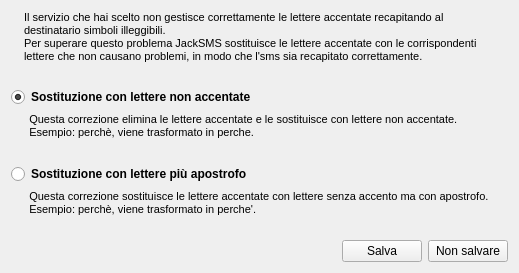
The window that avvisoaccentidialog.ui (freesmee/freesmee-desktop) describes before a commit, drawn with Qt 5.
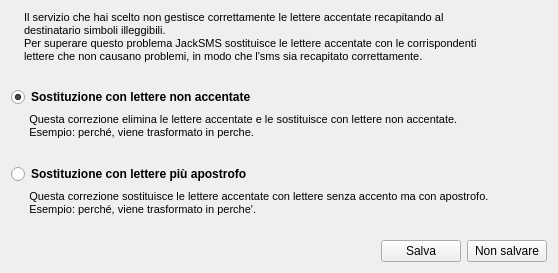
The same window after the commit. Icons and pictures are not drawn.

What changed in the file:
```diff
--- a/avvisoaccentidialog.ui
+++ b/avvisoaccentidialog.ui
@@ -6,7 +6,7 @@
    <rect>
     <x>0</x>
     <y>0</y>
-    <width>519</width>
+    <width>558</width>
     <height>273</height>
    </rect>
   </property>
@@ -95,9 +95,9 @@
         <string>&lt;!DOCTYPE HTML PUBLIC &quot;-//W3C//DTD HTML 4.0//EN&quot; &quot;http://www.w3.org/TR/REC-html40/strict.dtd&quot;&gt;
 &lt;html&gt;&lt;head&gt;&lt;meta name=&quot;qrichtext&quot; content=&quot;1&quot; /&gt;&lt;style type=&quot;text/css&quot;&gt;
 p, li { white-space: pre-wrap; }
-&lt;/style&gt;&lt;/head&gt;&lt;body style=&quot; font-family:'MS Shell Dlg 2'; font-size:8.25pt; font-weight:400; font-style:normal;&quot;&gt;
-&lt;p style=&quot; margin-top:0px; margin-bottom:0px; margin-left:0px; margin-right:0px; -qt-block-indent:0; text-indent:0px;&quot;&gt;&lt;span style=&quot; font-size:8pt;&quot;&gt;      Questa correzione elimina le lettere accentate e le sostituisce con lettere non accentate.&lt;/span&gt;&lt;/p&gt;
-&lt;p style=&quot; margin-top:0px; margin-bottom:0px; margin-left:0px; margin-right:0px; -qt-block-indent:0; text-indent:0px;&quot;&gt;&lt;span style=&quot; font-size:8pt;&quot;&gt;      Esempio: perchè, viene trasformato in perche.&lt;/span&gt;&lt;/p&gt;&lt;/body&gt;&lt;/html&gt;</string>
+&lt;/style&gt;&lt;/head&gt;&lt;body style=&quot; font-family:'Sans'; font-size:9pt; font-weight:400; font-style:normal;&quot;&gt;
+&lt;p style=&quot; margin-top:0px; margin-bottom:0px; margin-left:0px; margin-right:0px; -qt-block-indent:0; text-indent:0px;&quot;&gt;&lt;span style=&quot; font-family:'MS Shell Dlg 2'; font-size:8pt;&quot;&gt;      Questa correzione elimina le lettere accentate e le sostituisce con lettere non accentate.&lt;/span&gt;&lt;/p&gt;
+&lt;p style=&quot; margin-top:0px; margin-bottom:0px; margin-left:0px; margin-right:0px; -qt-block-indent:0; text-indent:0px;&quot;&gt;&lt;span style=&quot; font-family:'MS Shell Dlg 2'; font-size:8pt;&quot;&gt;      Esempio: perché, viene trasformato in perche.&lt;/span&gt;&lt;/p&gt;&lt;/body&gt;&lt;/html&gt;</string>
        </property>
       </widget>
      </item>
@@ -133,9 +133,9 @@
         <string>&lt;!DOCTYPE HTML PUBLIC &quot;-//W3C//DTD HTML 4.0//EN&quot; &quot;http://www.w3.org/TR/REC-html40/strict.dtd&quot;&gt;
 &lt;html&gt;&lt;head&gt;&lt;meta name=&quot;qrichtext&quot; content=&quot;1&quot; /&gt;&lt;style type=&quot;text/css&quot;&gt;
 p, li { white-space: pre-wrap; }
-&lt;/style&gt;&lt;/head&gt;&lt;body style=&quot; font-family:'MS Shell Dlg 2'; font-size:8.25pt; font-weight:400; font-style:normal;&quot;&gt;
-&lt;p style=&quot; margin-top:0px; margin-bottom:0px; margin-left:0px; margin-right:0px; -qt-block-indent:0; text-indent:0px;&quot;&gt;&lt;span style=&quot; font-size:8pt;&quot;&gt;      Questa correzione sostituisce le lettere accentate con lettere senza accento ma con apostrofo.&lt;/span&gt;&lt;/p&gt;
-&lt;p style=&quot; margin-top:0px; margin-bottom:0px; margin-left:0px; margin-right:0px; -qt-block-indent:0; text-indent:0px;&quot;&gt;&lt;span style=&quot; font-size:8pt;&quot;&gt;      Esempio: perchè, viene trasformato in perche'.&lt;/span&gt;&lt;/p&gt;&lt;/body&gt;&lt;/html&gt;</string>
+&lt;/style&gt;&lt;/head&gt;&lt;body style=&quot; font-family:'Sans'; font-size:9pt; font-weight:400; font-style:normal;&quot;&gt;
+&lt;p style=&quot; margin-top:0px; margin-bottom:0px; margin-left:0px; margin-right:0px; -qt-block-indent:0; text-indent:0px;&quot;&gt;&lt;span style=&quot; font-family:'MS Shell Dlg 2'; font-size:8pt;&quot;&gt;      Questa correzione sostituisce le lettere accentate con lettere senza accento ma con apostrofo.&lt;/span&gt;&lt;/p&gt;
+&lt;p style=&quot; margin-top:0px; margin-bottom:0px; margin-left:0px; margin-right:0px; -qt-block-indent:0; text-indent:0px;&quot;&gt;&lt;span style=&quot; font-family:'MS Shell Dlg 2'; font-size:8pt;&quot;&gt;      Esempio: perché, viene trasformato in perche'.&lt;/span&gt;&lt;/p&gt;&lt;/body&gt;&lt;/html&gt;</string>
        </property>
       </widget>
      </item>
```
Left out of the diff: 2 changed lines with no effect on the pictures.
